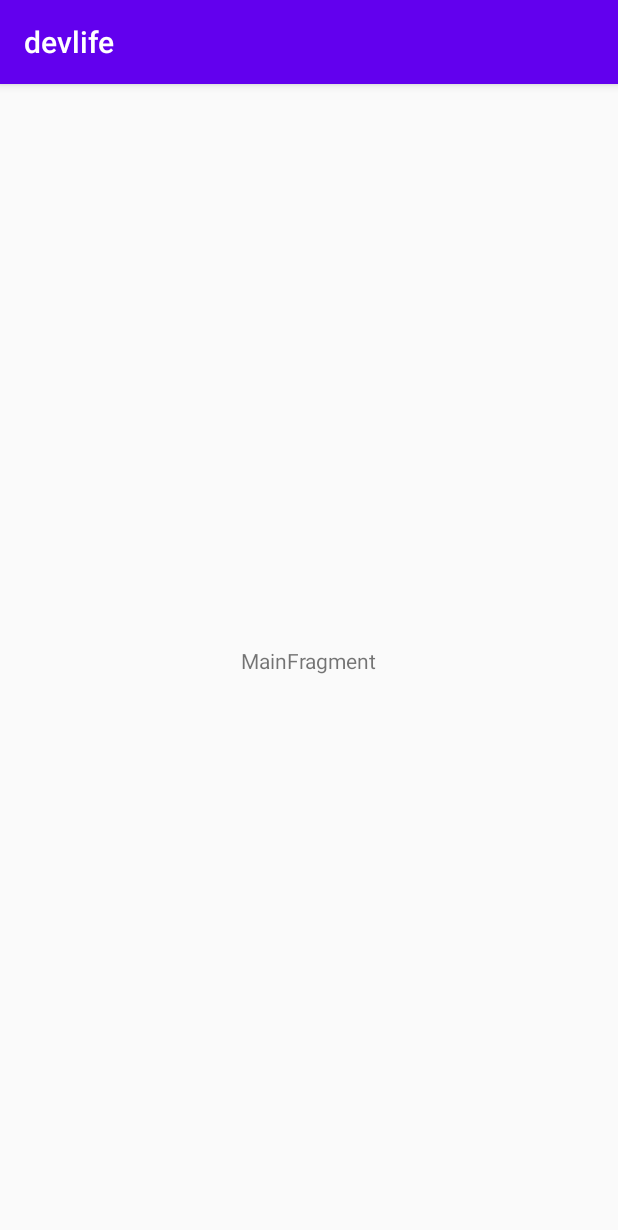
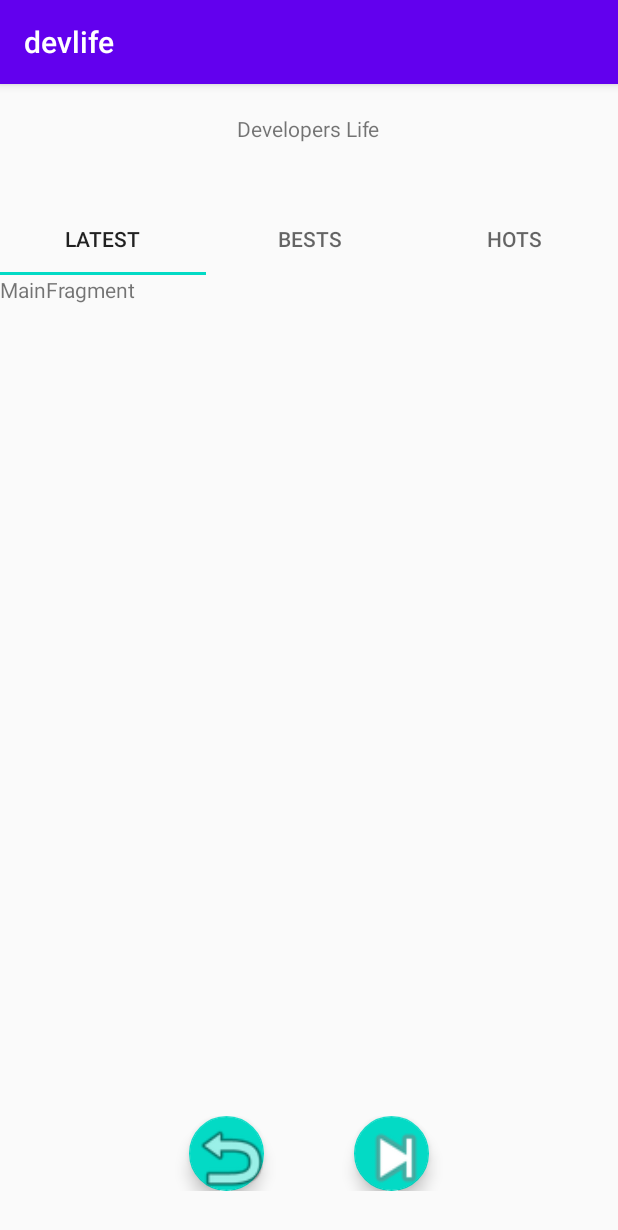
Before and after one commit to sonulen/devlife, an Android app: the screen it shows after launch (MainActivity), on a phone screen of 412 x 824 dp. Shown: the top 1230 px of the screen. Run offline under Robolectric (Android 15) with nearby library versions, the light colour scheme and no system bars.

Commit message:
update: Добавил TabLayout + ViewPage + Fabs

```diff
--- a/app/build.gradle
+++ b/app/build.gradle
@@ -32,6 +32,7 @@ dependencies {
     implementation 'androidx.constraintlayout:constraintlayout:2.0.1'
     implementation 'androidx.lifecycle:lifecycle-extensions:2.1.0'
     implementation 'androidx.lifecycle:lifecycle-viewmodel-ktx:2.1.0'
+    implementation 'com.google.android.material:material:1.2.0'
     testImplementation 'junit:junit:4.12'
     androidTestImplementation 'androidx.test.ext:junit:1.1.2'
     androidTestImplementation 'androidx.test.espresso:espresso-core:3.3.0'
--- a/app/src/main/java/com/example/devlife/MainActivity.kt
+++ b/app/src/main/java/com/example/devlife/MainActivity.kt
@@ -1,18 +1,61 @@
 package com.example.devlife
 
+import android.os.Bundle
 import androidx.appcompat.app.AppCompatActivity
-import android.os.Bundle
+import androidx.viewpager.widget.ViewPager
 import com.example.devlife.ui.main.MainFragment
+import com.google.android.material.tabs.TabLayout
+
 
 class MainActivity : AppCompatActivity() {
+    private var viewPager: ViewPager? = null
+    private var tabLayout: TabLayout? = null
+    private val POSITION = "POSITION"
 
     override fun onCreate(savedInstanceState: Bundle?) {
         super.onCreate(savedInstanceState)
         setContentView(R.layout.main_activity)
+
+        viewPager = findViewById(R.id.viewpager) as ViewPager
+        tabLayout = findViewById(R.id.tablayout) as TabLayout
+
         if (savedInstanceState == null) {
-            supportFragmentManager.beginTransaction()
-                    .replace(R.id.container, MainFragment.newInstance())
-                    .commitNow()
+            viewPager?.let {
+                it.offscreenPageLimit = 3
+                setupViewPager(it)
+            }
+            tabLayout?.let {
+                it.setupWithViewPager(viewPager)
+            }
+
         }
     }
+
+    private fun setupViewPager(viewPager: ViewPager) {
+        val adapter = ViewPagerAdapter(supportFragmentManager)
+        adapter.addFragment(MainFragment.newInstance(), getString(R.string.first_category))
+        adapter.addFragment(MainFragment.newInstance(), getString(R.string.second_category))
+        adapter.addFragment(MainFragment.newInstance(), getString(R.string.third_category))
+        viewPager.adapter = adapter
+    }
+
+    override fun onSaveInstanceState(outState: Bundle) {
+        super.onSaveInstanceState(outState)
+        tabLayout?.let {
+            outState.putInt(POSITION, it.getSelectedTabPosition())
+        }
+    }
+
+    override fun onRestoreInstanceState(savedInstanceState: Bundle) {
+        super.onRestoreInstanceState(savedInstanceState)
+
+        val tabIndex = savedInstanceState.getInt(POSITION)
+        viewPager?.let {
+            it.setCurrentItem(tabIndex);
+        }
+        tabLayout?.let {
+            it.setScrollPosition(tabIndex,0f,true);
+        }
+    }
+
 }
--- /dev/null
+++ b/app/src/main/java/com/example/devlife/ViewPagerAdapter.kt
@@ -0,0 +1,32 @@
+package com.example.devlife
+
+
+import androidx.fragment.app.Fragment
+import androidx.fragment.app.FragmentManager
+import androidx.fragment.app.FragmentPagerAdapter
+import java.util.*
+
+
+class ViewPagerAdapter(fm: FragmentManager?) : FragmentPagerAdapter(fm!!) {
+    private val mFragmentList: MutableList<Fragment> =
+        ArrayList<Fragment>()
+    private val mFragmentTitleList: MutableList<String> =
+        ArrayList()
+
+    override fun getItem(position: Int): Fragment {
+        return mFragmentList[position]
+    }
+
+    override fun getCount(): Int {
+        return mFragmentList.size
+    }
+
+    override fun getPageTitle(position: Int): CharSequence? {
+        return mFragmentTitleList[position]
+    }
+
+    fun addFragment(fragment: Fragment, title: String) {
+        mFragmentList.add(fragment)
+        mFragmentTitleList.add(title)
+    }
+}
--- a/app/src/main/res/layout/main_activity.xml
+++ b/app/src/main/res/layout/main_activity.xml
@@ -1,7 +1,92 @@
 <?xml version="1.0" encoding="utf-8"?>
-<FrameLayout xmlns:android="http://schemas.android.com/apk/res/android"
-    xmlns:tools="http://schemas.android.com/tools"
-    android:id="@+id/container"
+
+
+
+<LinearLayout
     android:layout_width="match_parent"
-    android:layout_height="match_parent"
-    tools:context=".MainActivity" />
+    android:layout_height="wrap_content"
+    xmlns:android="http://schemas.android.com/apk/res/android"
+    xmlns:app="http://schemas.android.com/apk/res-auto"
+    android:gravity="center"
+    android:orientation="vertical">
+
+    <LinearLayout
+        android:layout_width="wrap_content"
+        android:layout_height="wrap_content"
+        android:gravity="center"
+        android:paddingTop="20dp"
+        android:paddingBottom="20dp"
+        android:orientation="horizontal">
+
+        <TextView
+            android:id="@+id/textView"
+            style="@style/Widget.MaterialComponents.TextView"
+            android:layout_width="wrap_content"
+            android:layout_height="wrap_content"
+            android:text="@string/title" />
+
+    </LinearLayout>
+
+    <com.google.android.material.tabs.TabLayout
+        android:id="@+id/tablayout"
+        android:layout_width="match_parent"
+        android:layout_height="match_parent"
+        android:layout_marginTop="20dp"
+        app:tabGravity="fill"
+        app:tabMode="fixed">
+
+        <com.google.android.material.tabs.TabItem
+            android:layout_width="wrap_content"
+            android:layout_height="wrap_content"
+            android:text="@string/first_category" />
+
+        <com.google.android.material.tabs.TabItem
+            android:layout_width="wrap_content"
+            android:layout_height="wrap_content"
+            android:text="@string/second_category" />
+
+        <com.google.android.material.tabs.TabItem
+            android:layout_width="wrap_content"
+            android:layout_height="wrap_content"
+            android:text="@string/third_category" />
+
+    </com.google.android.material.tabs.TabLayout>
+
+    <androidx.viewpager.widget.ViewPager
+        android:id="@+id/viewpager"
+        android:layout_width="wrap_content"
+        android:layout_height="wrap_content"
+        android:layout_weight="40" />
+
+    <LinearLayout
+        android:layout_width="match_parent"
+        android:layout_height="wrap_content"
+        android:layout_weight="1"
+        android:gravity="center"
+        android:orientation="horizontal"
+        android:paddingTop="20dp"
+        android:paddingBottom="30dp">
+
+        <com.google.android.material.floatingactionbutton.FloatingActionButton
+            android:id="@+id/floatingActionButton"
+            android:layout_width="wrap_content"
+            android:layout_height="wrap_content"
+            android:layout_marginRight="30dp"
+            android:clickable="true"
+            android:paddingBottom="30dp"
+            app:maxImageSize="56dp"
+            app:srcCompat="@android:drawable/ic_menu_revert" />
+
+        <com.google.android.material.floatingactionbutton.FloatingActionButton
+            android:id="@+id/floatingActionButton2"
+            android:layout_width="wrap_content"
+            android:layout_height="wrap_content"
+            android:layout_marginLeft="30dp"
+            android:clickable="true"
+            app:maxImageSize="56dp"
+            app:srcCompat="@android:drawable/ic_media_next" />
+
+    </LinearLayout>
+
+
+</LinearLayout>
--- a/app/src/main/res/layout/main_fragment.xml
+++ b/app/src/main/res/layout/main_fragment.xml
@@ -7,14 +7,16 @@
     android:layout_height="match_parent"
     tools:context=".ui.main.MainFragment">
 
-    <TextView
-        android:id="@+id/message"
-        android:layout_width="wrap_content"
-        android:layout_height="wrap_content"
-        android:text="MainFragment"
-        app:layout_constraintBottom_toBottomOf="parent"
-        app:layout_constraintEnd_toEndOf="parent"
-        app:layout_constraintStart_toStartOf="parent"
-        app:layout_constraintTop_toTopOf="parent" />
+    <LinearLayout
+        android:layout_width="match_parent"
+        android:layout_height="match_parent"
+        android:orientation="horizontal">
+
+        <TextView
+            android:id="@+id/message"
+            android:layout_width="wrap_content"
+            android:layout_height="wrap_content"
+            android:text="MainFragment" />
+    </LinearLayout>
 
 </androidx.constraintlayout.widget.ConstraintLayout>
--- a/app/src/main/res/values/strings.xml
+++ b/app/src/main/res/values/strings.xml
@@ -1,3 +1,7 @@
 <resources>
     <string name="app_name">devlife</string>
+    <string name="title">Developers Life</string>
+    <string name="first_category">Latest</string>
+    <string name="second_category">Bests</string>
+    <string name="third_category">Hots</string>
 </resources>
```
